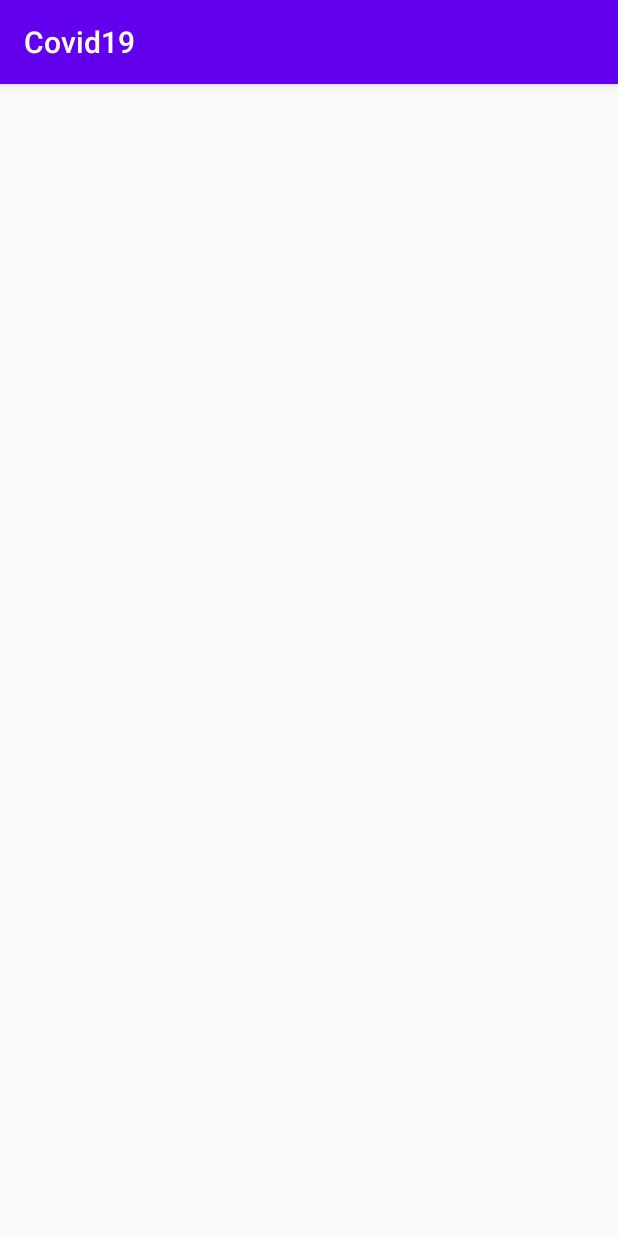
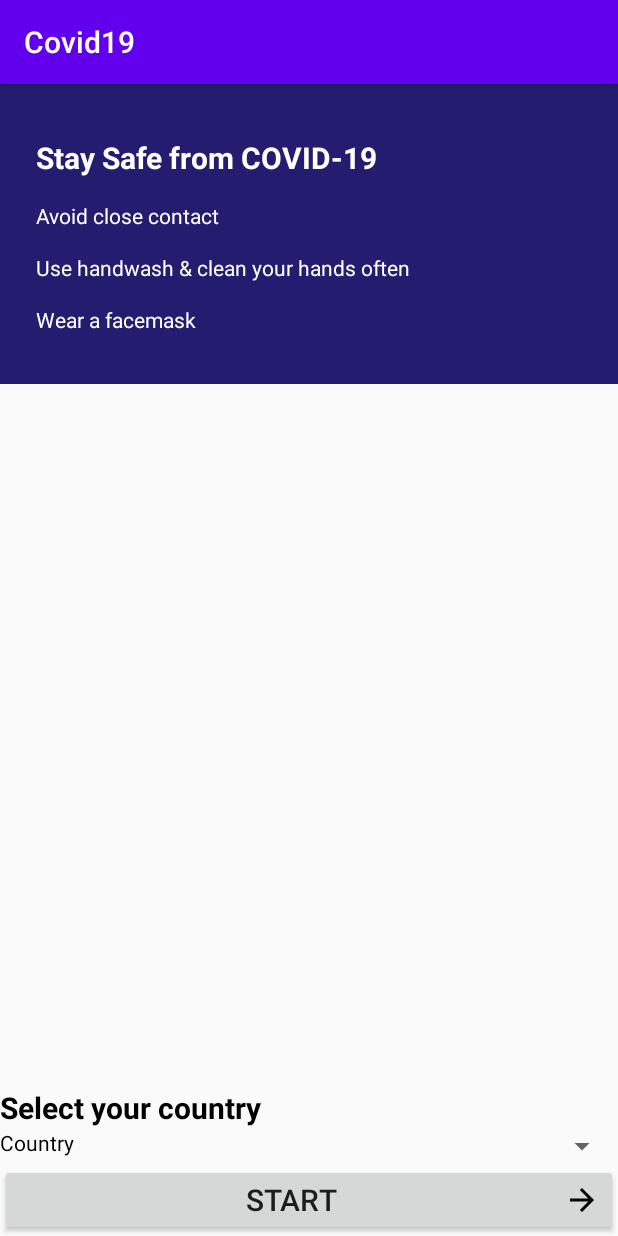
Before and after one commit to MilanGhimire/Covid19, an Android app: the WelcomeScreenActivity screen opened directly, with no data from a screen before it, on a phone screen of 412 x 824 dp. Run offline under Robolectric (Android 15) with nearby library versions, the phone set to English and light mode, and no system bars.

Commit message:
Welcome screen added.

```diff
--- a/app/src/main/res/layout/activity_welcome_screen.xml
+++ b/app/src/main/res/layout/activity_welcome_screen.xml
@@ -1,8 +1,97 @@
 <?xml version="1.0" encoding="utf-8"?>
-<LinearLayout
-    xmlns:android="http://schemas.android.com/apk/res/android"
+<LinearLayout xmlns:android="http://schemas.android.com/apk/res/android"
+    xmlns:tools="http://schemas.android.com/tools"
     android:layout_width="match_parent"
     android:layout_height="match_parent"
-    android:orientation="vertical">
+    android:orientation="vertical"
+    tools:context=".ui.WelcomeScreenActivity">
+
+    <LinearLayout
+        android:layout_width="match_parent"
+        android:layout_height="200dp"
+        android:orientation="vertical"
+        style="@style/ParentLayout"
+        android:background="#241C6E">
+
+        <TextView
+            android:layout_width="match_parent"
+            android:layout_height="wrap_content"
+            android:layout_marginTop="35dp"
+            style="@style/TitleText"
+            android:text="@string/stay_safe_from_covid_19"
+            android:textColor="#FFFFFF"/>
+
+        <TextView
+            android:layout_width="match_parent"
+            android:layout_height="wrap_content"
+            android:layout_marginTop="15dp"
+            style="@style/NormalText"
+            android:text="@string/avoid_close_contact"
+            android:textColor="#FFFFFF"/>
+
+        <TextView
+            android:layout_width="match_parent"
+            android:layout_height="wrap_content"
+            android:layout_marginTop="15dp"
+            style="@style/NormalText"
+            android:text="@string/use_handwash_clean_your_hands_often"
+            android:textColor="#FFFFFF"/>
+
+        <TextView
+            android:layout_width="match_parent"
+            android:layout_height="wrap_content"
+            android:layout_marginTop="15dp"
+            android:layout_marginBottom="15dp"
+            style="@style/NormalText"
+            android:text="@string/wear_a_facemask"
+            android:textColor="#FFFFFF"/>
+
+    </LinearLayout>
+
+    <LinearLayout
+        android:layout_width="match_parent"
+        android:layout_height="match_parent"
+        android:gravity="bottom"
+        android:orientation="vertical">
+
+        <TextView
+            android:layout_width="match_parent"
+            android:layout_height="wrap_content"
+            android:layout_marginTop="35dp"
+            style="@style/TitleText"
+            android:text="@string/select_your_country"
+            android:textColor="#000000"/>
+
+        <LinearLayout
+            android:layout_width="match_parent"
+            android:layout_height="wrap_content"
+            android:weightSum="2">
+
+            <TextView
+                android:layout_weight="1"
+                android:layout_width="wrap_content"
+                android:layout_height="wrap_content"
+                style="@style/NormalText"
+                android:text="@string/country"
+                android:textColor="#000000"/>
+
+            <androidx.appcompat.widget.AppCompatSpinner
+                android:layout_weight="1"
+                android:layout_width="wrap_content"
+                android:layout_height="wrap_content"/>
+
+        </LinearLayout>
+
+        <Button
+            android:layout_width="match_parent"
+            android:layout_height="wrap_content"
+            android:textSize="20sp"
+            android:textAllCaps="true"
+            android:text="@string/start"
+            android:drawableEnd="@drawable/ic_arrow_forward"/>
+
+    </LinearLayout>
+
+
 
 </LinearLayout>
--- a/app/src/main/res/values/strings.xml
+++ b/app/src/main/res/values/strings.xml
@@ -4,4 +4,11 @@
     <string name="news">News</string>
     <string name="saved_news">Saved News</string>
     <string name="setting">Setting</string>
+    <string name="stay_safe_from_covid_19">Stay Safe from COVID-19</string>
+    <string name="avoid_close_contact">Avoid close contact</string>
+    <string name="wear_a_facemask">Wear a facemask</string>
+    <string name="use_handwash_clean_your_hands_often"><![CDATA[Use handwash & clean your hands often]]></string>
+    <string name="select_your_country">Select your country</string>
+    <string name="country">Country</string>
+    <string name="start">start</string>
 </resources>
--- a/app/src/main/res/values/styles.xml
+++ b/app/src/main/res/values/styles.xml
@@ -8,4 +8,18 @@
         <item name="colorAccent">@color/colorAccent</item>
     </style>
 
+    <style name="TitleText">
+        <item name="android:textSize">20sp</item>
+        <item name="android:textStyle">bold</item>
+    </style>
+
+    <style name="NormalText">
+        <item name="android:textSize">14sp</item>
+    </style>
+
+    <style name="ParentLayout">
+        <item name="android:paddingStart">24dp</item>
+        <item name="android:paddingEnd">24dp</item>
+    </style>
+
 </resources>
```
